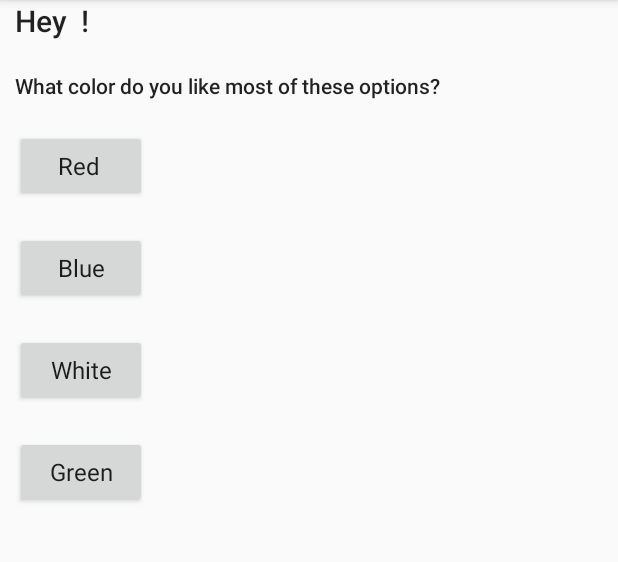
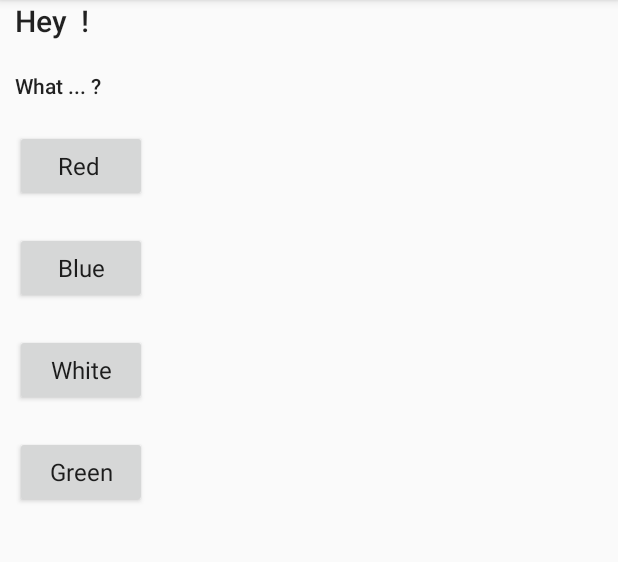
Before and after one commit to Sanprime/QuizPlayers, an Android app: the QuestionsActivity screen opened directly, with no data from a screen before it, on a phone screen of 412 x 824 dp, the part 84-646 px from its top. Run offline under Robolectric (Android 15) with nearby library versions, the phone set to English and light mode, and no system bars.

Commit message:
Renamed to QuestionsActivity. And added new activities for each quiz answer.

```diff
--- a/app/src/main/res/layout/activity_main.xml
+++ b/app/src/main/res/layout/activity_main.xml
@@ -19,6 +19,7 @@
         android:onClick="startButtonOnClick"
         android:layout_width="wrap_content"
         android:layout_height="wrap_content"
+        android:layout_marginBottom="100dp"
         android:layout_centerInParent="true"
         android:layout_centerVertical="true"
         android:text="Start quiz" />
@@ -36,8 +37,9 @@
     <TextView
         android:layout_width="wrap_content"
         android:layout_above="@+id/editText1"
-        android:gravity="top"
-        android:text="Find out what Premier League team do you support?"
+        android:gravity="center"
+        android:layout_centerInParent="true"
+        android:text="Let's start the quiz!"
         android:textAppearance="@style/Base.TextAppearance.AppCompat.Menu"
         android:layout_height="wrap_content" />
 
--- a/app/src/main/res/layout/activity_qustions.xml
+++ b/app/src/main/res/layout/activity_qustions.xml
@@ -22,7 +22,7 @@
         android:paddingBottom="20dp"
         android:paddingTop="20dp"
         android:layout_below="@+id/textName"
-        android:text="What color do you like most of these options?"
+        android:text="What ... ?"
         android:textAppearance="@style/TextAppearance.AppCompat.Body2" />
     <Button
         android:layout_width="wrap_content"
```
